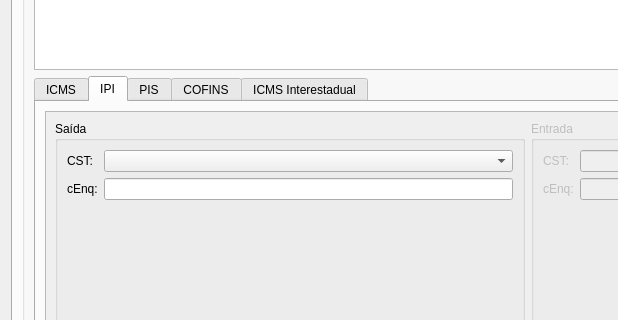
darktorres/ERP-STACCATO, file ui/cadastrarnfe.ui: the form before one commit; both pictures show x 0 to 618 and y 232 to 552 of the 1142 by 721 pixel window.
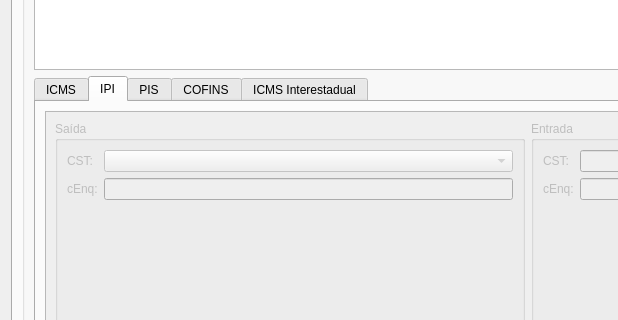
The form after the commit. The open tabs and pages were chosen to show the change. Custom widgets are drawn as their Qt base class.

Commit message: Correções diversas

The edit to the form file:
```diff
--- a/ui/cadastrarnfe.ui
+++ b/ui/cadastrarnfe.ui
@@ -1984,13 +1984,16 @@
                   <rect>
                    <x>0</x>
                    <y>0</y>
-                   <width>966</width>
-                   <height>312</height>
+                   <width>196</width>
+                   <height>115</height>
                   </rect>
                  </property>
                  <layout class="QGridLayout" name="gridLayout_83">
                   <item row="0" column="0">
                    <widget class="QGroupBox" name="groupBox_8">
+                    <property name="enabled">
+                     <bool>false</bool>
+                    </property>
                     <property name="title">
                      <string>Saída</string>
                     </property>
```
Left out of the diff: 21 changed lines with no effect on the pictures. Lines whose indentation alone changed are shown as unchanged. The commit also changes 2 other files.
